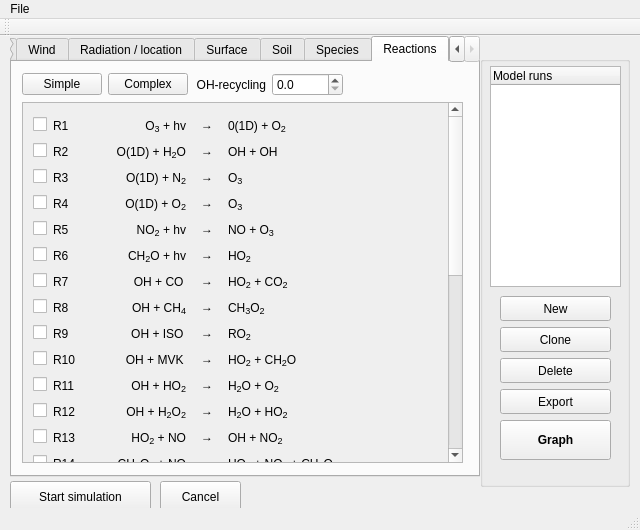
Old version of the form mainwindow.ui in the repository classmodel/modelgui.
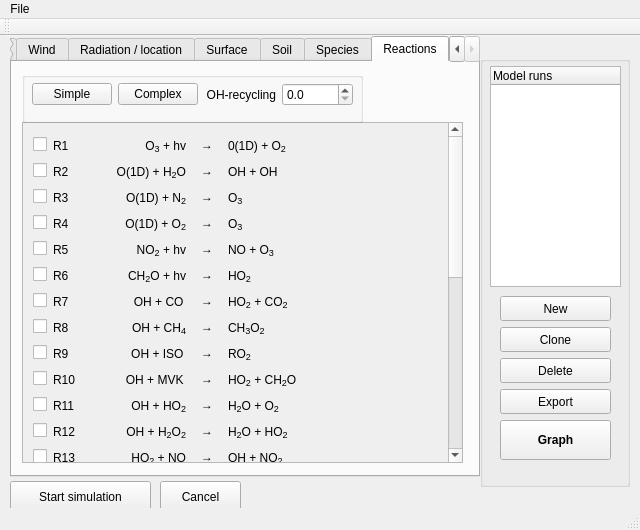
New version of the form. The open tabs and pages were chosen to show the change.

Commit message: Added functionality to sw_chem, added chemistry status to statusbar

```diff
--- a/mainwindow.ui
+++ b/mainwindow.ui
@@ -3870,9 +3870,9 @@
       <property name="geometry">
        <rect>
         <x>10</x>
-        <y>40</y>
+        <y>60</y>
         <width>441</width>
-        <height>361</height>
+        <height>341</height>
        </rect>
       </property>
       <property name="verticalScrollBarPolicy">
@@ -5341,6 +5341,18 @@
        </widget>
       </widget>
      </widget>
+     <widget class="QGroupBox" name="reactions_group">
+      <property name="geometry">
+       <rect>
+        <x>10</x>
+        <y>10</y>
+        <width>341</width>
+        <height>51</height>
+       </rect>
+      </property>
+      <property name="title">
+       <string/>
+      </property>
      <widget class="QWidget" name="gridLayoutWidget_25">
       <property name="geometry">
        <rect>
@@ -5392,6 +5404,7 @@
         </widget>
        </item>
       </layout>
+      </widget>
      </widget>
     </widget>
    </widget>
```
Left out of the diff: 4 changed lines with no effect on the pictures. Lines whose indentation alone changed are shown as unchanged. The commit also changes 2 other files.
